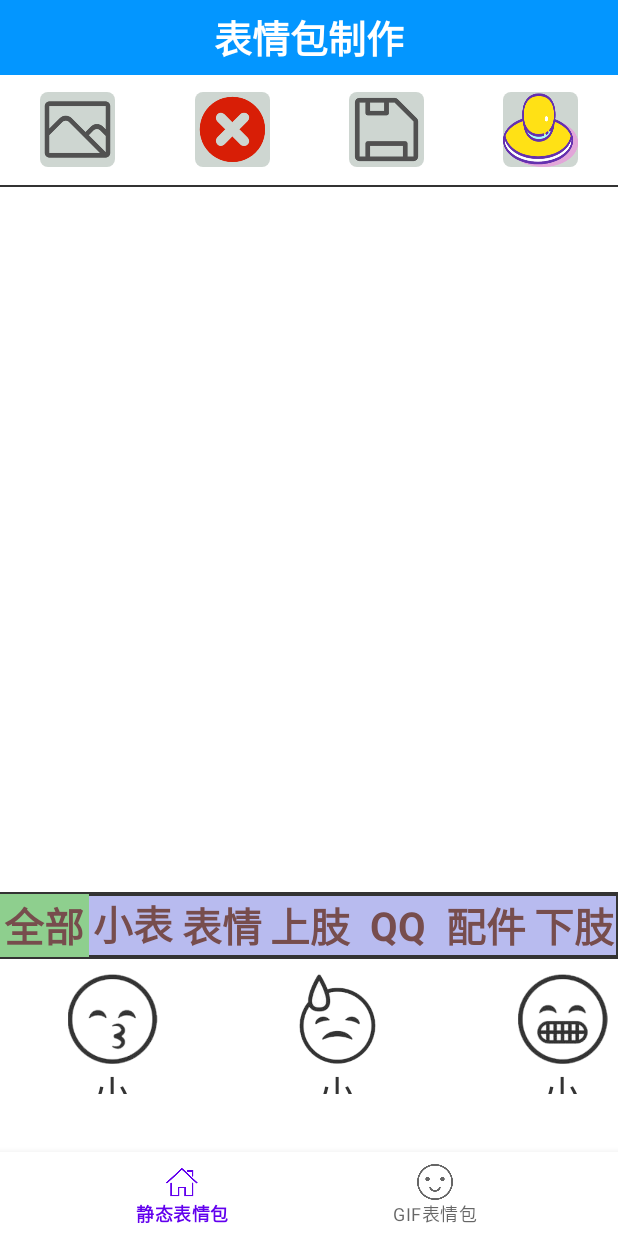
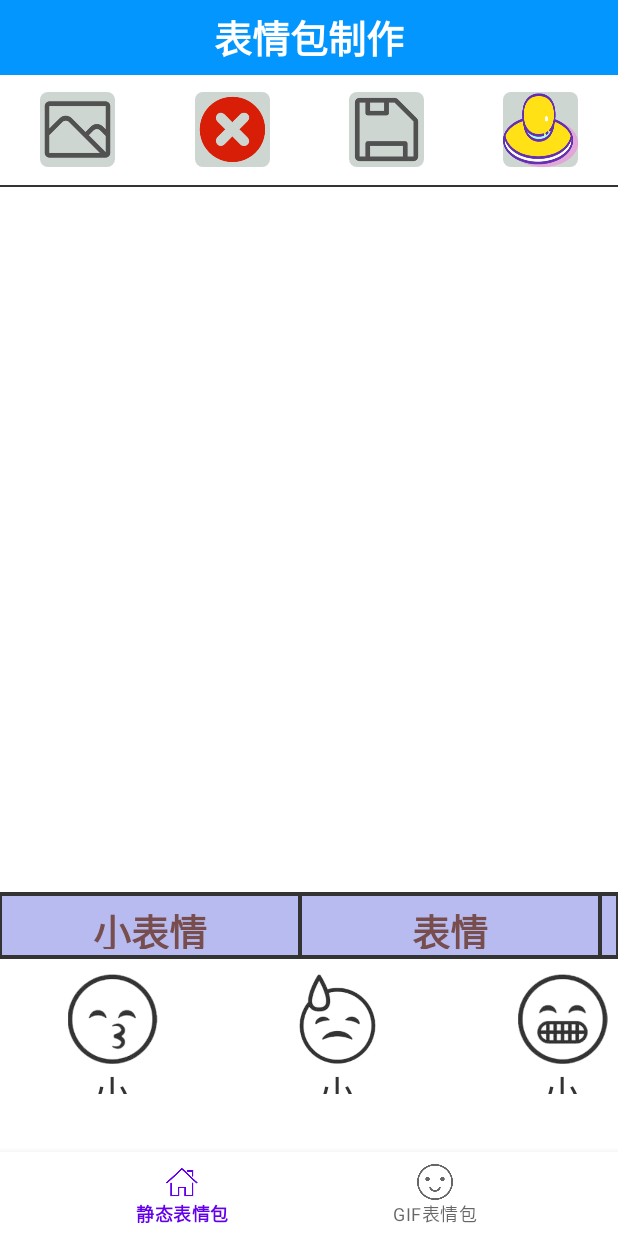
Before and after one commit to Android-szl/studycamera, an Android app: the HomeFragment screen opened directly, with no data from a screen before it, on a phone screen of 412 x 824 dp. Run offline under Robolectric (Android 15) with nearby library versions, the phone set to English and light mode, and no system bars; pictures from the network do not load; 1 statement that could not run was skipped.

Commit message:
完成静态3

```diff
--- /dev/null
+++ b/app/src/main/java/com/example/studyproject/Bean/FLS.java
@@ -0,0 +1,39 @@
+package com.example.studyproject.Bean;
+
+/**
+ * @auther 孙培翔
+ * @description:
+ * @data :2022/3/1 11:23
+ */
+public class FLS {
+    private String name;
+    private boolean checked;
+    private int id;
+
+    public String getName() {
+        return name;
+    }
+
+    public FLS setName(String name) {
+        this.name = name;
+        return this;
+    }
+
+    public boolean isChecked() {
+        return checked;
+    }
+
+    public FLS setChecked(boolean checked) {
+        this.checked = checked;
+        return this;
+    }
+
+    public int getId() {
+        return id;
+    }
+
+    public FLS setId(int id) {
+        this.id = id;
+        return this;
+    }
+}
--- /dev/null
+++ b/app/src/main/java/com/example/studyproject/adapter/category_HorListview_Adapter.java
@@ -0,0 +1,75 @@
+package com.example.studyproject.adapter;
+
+import android.content.Context;
+import android.graphics.Color;
+import android.view.LayoutInflater;
+import android.view.View;
+import android.view.ViewGroup;
+import android.widget.BaseAdapter;
+import android.widget.TextView;
+
+import com.example.studyproject.Bean.FLS;
+import com.example.studyproject.R;
+
+import java.util.ArrayList;
+
+/**
+ * @auther 孙培翔
+ * @description:
+ * @data :2022/3/1 11:28
+ */
+public class category_HorListview_Adapter extends BaseAdapter {
+    private ArrayList<FLS> fls;
+    private LayoutInflater inflater;
+    private Context context;
+    public category_HorListview_Adapter(ArrayList<FLS> fls, Context context)
+    {
+        this.fls=fls;
+        inflater=LayoutInflater.from(context);
+        this.context=context;
+    }
+    @Override
+    public int getCount() {
+        return fls.size();
+    }
+
+    @Override
+    public Object getItem(int position) {
+        return fls.get(position);
+    }
+
+    @Override
+    public long getItemId(int position) {
+        return position;
+    }
+
+    @Override
+    public View getView(int position, View convertView, ViewGroup parent) {
+        ViewHolder viewHolder;
+        if (convertView==null)
+        {
+            convertView=inflater.inflate(R.layout.item_category,null);
+            viewHolder=new ViewHolder();
+            viewHolder.tv=convertView.findViewById(R.id.tv);
+            convertView.setTag(viewHolder);
+        }
+        else
+        {
+            viewHolder= (ViewHolder) convertView.getTag();
+        }
+        viewHolder.tv.setText(fls.get(position).getName());
+        if (fls.get(position).isChecked())
+        {
+            viewHolder.tv.setBackgroundColor(Color.parseColor("#FFC0D88A"));
+        }
+        else
+        {
+            viewHolder.tv.setBackgroundColor(Color.parseColor("#00000000"));
+        }
+        return convertView;
+    }
+    public class ViewHolder
+    {
+        TextView tv;
+    }
+}
--- a/app/src/main/java/com/example/studyproject/ui/fragment/HomeFragment.java
+++ b/app/src/main/java/com/example/studyproject/ui/fragment/HomeFragment.java
@@ -11,7 +11,6 @@ import android.content.pm.PackageManager;
 import android.database.Cursor;
 import android.graphics.Bitmap;
 import android.graphics.BitmapFactory;
-import android.graphics.Color;
 import android.graphics.Matrix;
 import android.net.Uri;
 import android.os.Build;
@@ -39,9 +38,11 @@ import androidx.core.content.ContextCompat;
 import androidx.core.content.FileProvider;
 import androidx.fragment.app.Fragment;
 
+import com.example.studyproject.Bean.FLS;
 import com.example.studyproject.Bean.SmallPic;
 import com.example.studyproject.R;
 import com.example.studyproject.adapter.HorListview_Adapter;
+import com.example.studyproject.adapter.category_HorListview_Adapter;
 import com.example.studyproject.custom.HorizontalListView;
 import com.example.studyproject.custom.MultiTouchImageView;
 
@@ -84,6 +85,7 @@ public class HomeFragment extends Fragment {
     private TextView tvLine;
     private TextView tvLine2;
     private RelativeLayout rl;
+    private HorizontalListView horCapegory;
 //    @Override
 //    public void onViewCreated(@NonNull View view, @Nullable Bundle savedInstanceState) {
 //        super.onViewCreated(view, savedInstanceState);
@@ -104,6 +106,7 @@ public class HomeFragment extends Fragment {
         setHorAdapter(addIma_GQ());
         titleTv.setText("表情包制作");
         Log.d(TAG, "onViewCreated: " + addIma_GQ().size());
+        setFLS();
         btSave.setOnClickListener(new View.OnClickListener() {
             @Override
             public void onClick(View v) {
@@ -113,12 +116,9 @@ public class HomeFragment extends Fragment {
         btDelete.setOnClickListener(new View.OnClickListener() {
             @Override
             public void onClick(View v) {
-                if (mtivs.size()==0)
-                {
+                if (mtivs.size() == 0) {
                     ivChange.setImageDrawable(null);
-                }
-                else
-                {
+                } else {
                     mtivs.clear();
                     relative.removeAllViews();
                 }
@@ -305,7 +305,7 @@ public class HomeFragment extends Fragment {
         MultiTouchImageView mtiv = new MultiTouchImageView(getActivity());
         mtiv.setScaleType(ImageView.ScaleType.MATRIX);
         mtiv.setLayoutParams(relative.getLayoutParams());
-        int src_w = bitmap.getWidth();
+         int src_w = bitmap.getWidth();
         int src_h = bitmap.getHeight();
         getActivity().getWindowManager().getDefaultDisplay().getMetrics(displayMetrics);
         int new_w = (int) (displayMetrics.widthPixels * 0.8);
@@ -352,8 +352,7 @@ public class HomeFragment extends Fragment {
         float scale_w = (((float) new_w / src_w));
         float scale_h = (((float) new_h / src_h));
         Matrix matrix = new Matrix();
-        matrix.postScale(scale_w, scale_h);
-        Bitmap bitmap1 = Bitmap.createBitmap(bitmap, 0, 0, src_w, src_h, matrix, true);
+        matrix.postScale(scale_w,scale_h);
         mtiv.setImageBitmap(bitmap);
         relative.addView(mtiv);
         mtivs.add(mtiv);
@@ -387,8 +386,7 @@ public class HomeFragment extends Fragment {
         Matrix matrix = new Matrix();
         matrix.postScale(scale_w, scale_h);
         Log.d(TAG, "screenShort: " + (+tvLine.getY()) + "iv" + titleTv.getY());
-
-        Bitmap bitmap1 = Bitmap.createBitmap(bitmap, (int) (tvLine.getX()), (int) (tvLine.getY()+tvLine.getY()+35), ivChange.getWidth(), ivChange.getHeight()-35, matrix, true);
+        Bitmap bitmap1 = Bitmap.createBitmap(bitmap, (int) (tvLine.getX()), (int) (tvLine.getY() + tvLine.getY() + 35), ivChange.getWidth(), ivChange.getHeight() - 35, matrix, true);
         if (bitmap != null) {
             try {
                 saveBitmap(bitmap1);
@@ -413,16 +411,6 @@ public class HomeFragment extends Fragment {
 
 
     public void setTV() {
-        tvs.add(tv1);
-        tvs.add(tv2);
-        tvs.add(tv3);
-        tvs.add(tv4);
-        tvs.add(tv5);
-        tvs.add(tv6);
-        tvs.add(tv0);
-        for (int i = 0; i < tvs.size(); i++) {
-            tvs.get(i).setOnClickListener(new dj());
-        }
         btBj.setOnClickListener(new zp());
         btPj.setOnClickListener(new zp());
     }
@@ -518,58 +506,6 @@ public class HomeFragment extends Fragment {
         return smallPics;
     }
 
-    private class dj implements View.OnClickListener {
-
-        @Override
-        public void onClick(View v) {
-            switch (v.getId()) {
-                case R.id.tv0:
-                    setHorAdapter(smallPics);
-                    select(6);
-                    break;
-                case R.id.tv1:
-                    select(0);
-                    break;
-                case R.id.tv2:
-                    select(1);
-                    break;
-                case R.id.tv3:
-                    select(2);
-                    break;
-                case R.id.tv4:
-                    select(3);
-                    break;
-                case R.id.tv5:
-                    select(4);
-                    break;
-                case R.id.tv6:
-                    select(5);
-                    break;
-            }
-        }
-    }
-
-    public void select(int x) {
-        for (int i = 0; i < tvs.size(); i++) {
-            if (x == i) {
-                tvs.get(i).setBackgroundColor(Color.parseColor("#8ECF8E"));
-            } else {
-                tvs.get(i).setBackgroundColor(Color.parseColor("#00000000"));
-            }
-        }
-        if (x == 6) {
-
-        } else {
-            ArrayList<SmallPic> sms = new ArrayList<>();
-            for (int i = 0; i < smallPics.size(); i++) {
-                if (x == smallPics.get(i).getType()) {
-                    sms.add(smallPics.get(i));
-                }
-            }
-            setHorAdapter(sms);
-        }
-    }
-
     private static final String TAG = "HomeFragment";
 
     public void setHorAdapter(ArrayList<SmallPic> sms) {
@@ -584,19 +520,63 @@ public class HomeFragment extends Fragment {
         horListview.setAdapter(adapter);
     }
 
+    public void setFLS() {
+        ArrayList<FLS> fls1 = new ArrayList<>();
+        fls1.add(new FLS().setName("小表情").setId(0));
+        fls1.add(new FLS().setName("表情").setId(1));
+        fls1.add(new FLS().setName("上肢").setId(2));
+        fls1.add(new FLS().setName("QQ表情").setId(3));
+        fls1.add(new FLS().setName("配件").setId(4));
+        fls1.add(new FLS().setName("下肢").setId(5));
+        fls1.add(new FLS().setName("全部").setId(6));
+        category_HorListview_Adapter adapter = new category_HorListview_Adapter(fls1, getActivity());
+        horCapegory.setAdapter(adapter);
+        horCapegory.setOnItemClickListener(new AdapterView.OnItemClickListener() {
+            @Override
+            public void onItemClick(AdapterView<?> parent, View view, int position, long id) {
+                select(fls1.get(position),fls1);
+            }
+        });
+    }
+    public void select(FLS fls,ArrayList<FLS> fls1)
+    {
+        ArrayList<SmallPic> sms = new ArrayList<>();
+        if (fls.getId()==6)
+        {
+            for (int i = 0; i < fls1.size(); i++) {
+                fls1.get(i).setChecked(false);
+                if (6==fls1.get(i).getId())
+                {
+                    fls1.get(i).setChecked(true);
+                }
+            }
+        }
+        else
+        {
+        for (int i = 0; i < smallPics.size(); i++) {
+            if (fls.getId() == smallPics.get(i).getType()) {
+                sms.add(smallPics.get(i));
+            }
+        }
+            for (int i = 0; i < fls1.size(); i++) {
+                fls1.get(i).setChecked(false);
+                if (fls.getId()==fls1.get(i).getId())
+                {
+                    fls1.get(i).setChecked(true);
+                }
+            }
+
+        }
+        horCapegory.setAdapter(new category_HorListview_Adapter(fls1,getActivity()));
+        setHorAdapter(sms);
+    }
+
     private void initView() {
         ivChange = (ImageView) getView().findViewById(R.id.iv_change);
         relative = (RelativeLayout) getView().findViewById(R.id.relative);
         horListview = (HorizontalListView) getView().findViewById(R.id.hor_listview);
         btBj = (ImageButton) getView().findViewById(R.id.bt_bj);
         btPj = (ImageButton) getView().findViewById(R.id.bt_pj);
-        tv1 = (TextView) getView().findViewById(R.id.tv1);
-        tv2 = (TextView) getView().findViewById(R.id.tv2);
-        tv3 = (TextView) getView().findViewById(R.id.tv3);
-        tv4 = (TextView) getView().findViewById(R.id.tv4);
-        tv5 = (TextView) getView().findViewById(R.id.tv5);
-        tv6 = (TextView) getView().findViewById(R.id.tv6);
-        tv0 = (TextView) getView().findViewById(R.id.tv0);
         titleToolbar = (LinearLayout) getView().findViewById(R.id.title_toolbar);
         titleTv = (TextView) getView().findViewById(R.id.title_tv);
         btDelete = (ImageButton) getView().findViewById(R.id.bt_delete);
@@ -604,5 +584,6 @@ public class HomeFragment extends Fragment {
         tvLine = (TextView) getView().findViewById(R.id.tv_line);
         tvLine2 = (TextView) getView().findViewById(R.id.tv_line2);
         rl = (RelativeLayout) getView().findViewById(R.id.rl);
+        horCapegory = (HorizontalListView) getView().findViewById(R.id.hor_capegory);
     }
 }
--- a/app/src/main/res/layout/home_fragment.xml
+++ b/app/src/main/res/layout/home_fragment.xml
@@ -105,77 +105,10 @@
                 android:layout_weight="3"
                 android:layout_width="match_parent"
                 android:layout_height="match_parent">
-                <TextView
-                    android:id="@+id/tv0"
-                    android:layout_weight="1"
-                    android:background="#8ECF8E"
-                    android:gravity="center"
-                    android:textColor="#774D4D"
-                    android:textStyle="bold"
-                    android:textSize="40px"
-                    android:text="全部"
-                    android:layout_width="match_parent"
-                    android:layout_height="match_parent"/>
-                <TextView
-                    android:id="@+id/tv1"
-                    android:layout_weight="1"
-                    android:gravity="center"
-                    android:textColor="#774D4D"
-                    android:textStyle="bold"
-                    android:textSize="40px"
-                    android:text="小表情"
-                    android:layout_width="match_parent"
-                    android:layout_height="match_parent"/>
-                <TextView
-                    android:id="@+id/tv2"
-                    android:layout_weight="1"
-                    android:gravity="center"
-                    android:textColor="#774D4D"
-                    android:textStyle="bold"
-                    android:textSize="40px"
-                    android:text="表情"
-                    android:layout_width="match_parent"
-                    android:layout_height="match_parent"/>
-                <TextView
-                    android:id="@+id/tv3"
-                    android:layout_weight="1"
-                    android:gravity="center"
-                    android:textColor="#774D4D"
-                    android:textStyle="bold"
-                    android:textSize="40px"
-                    android:text="上肢"
-                    android:layout_width="match_parent"
-                    android:layout_height="match_parent"/>
-                <TextView
-                android:id="@+id/tv4"
-                android:layout_weight="1"
-                android:gravity="center"
-                android:textColor="#774D4D"
-                android:textStyle="bold"
-                android:textSize="40px"
-                android:text="QQ"
-                android:layout_width="match_parent"
-                android:layout_height="match_parent"/>
-                <TextView
-                    android:id="@+id/tv5"
-                    android:layout_weight="1"
-                    android:gravity="center"
-                    android:textColor="#774D4D"
-                    android:textStyle="bold"
-                    android:textSize="40px"
-                    android:text="配件"
-                    android:layout_width="match_parent"
-                    android:layout_height="match_parent"/>
-                <TextView
-                    android:id="@+id/tv6"
-                    android:layout_weight="1"
-                    android:gravity="center"
-                    android:textColor="#774D4D"
-                    android:textStyle="bold"
-                    android:textSize="40px"
-                    android:text="下肢"
-                    android:layout_width="match_parent"
-                    android:layout_height="match_parent"/>
+               <com.example.studyproject.custom.HorizontalListView
+                   android:id="@+id/hor_capegory"
+                   android:layout_width="match_parent"
+                   android:layout_height="match_parent"/>
             </LinearLayout>
             <TextView
                 android:background="#333"
--- /dev/null
+++ b/app/src/main/res/layout/item_category.xml
@@ -0,0 +1,23 @@
+<?xml version="1.0" encoding="utf-8"?>
+<androidx.constraintlayout.widget.ConstraintLayout xmlns:android="http://schemas.android.com/apk/res/android"
+    android:layout_width="200dp"
+    android:layout_gravity="center"
+    android:layout_height="match_parent"
+    android:background="@drawable/bg_underline">
+    <LinearLayout
+        android:gravity="center"
+        android:layout_width="200dp"
+        android:layout_height="match_parent">
+    <TextView
+        android:layout_margin="5dp"
+        android:id="@+id/tv"
+        android:background="#00000000"
+        android:gravity="center"
+        android:textColor="#774D4D"
+        android:textStyle="bold"
+        android:textSize="25sp"
+        android:text="XXX"
+        android:layout_width="wrap_content"
+        android:layout_height="wrap_content"/>
+    </LinearLayout>
+</androidx.constraintlayout.widget.ConstraintLayout>
```
